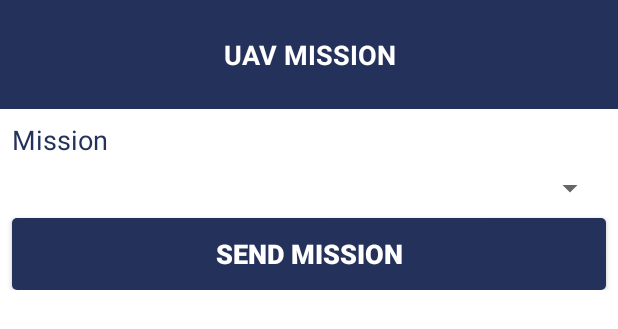
After one commit to axellageraldinc/android-gcs-gamaforce-2018, an Android app: the layout dialog_mission.xml on its own in the app's theme, with its tools: preview values and no code run, on a phone screen of 412 x 824 dp. The commit adds this screen. Shown: the top 329 px of the screen. Run offline under Robolectric (Android 15) with nearby library versions, the phone set to English and light mode, and no system bars.

Commit message:
[ADD] Dialog mission layout, array string mission in xml [ADD] Floating Action Button for mission with default visibility 'gone' [ADD] Method for send mission 1,2, and 3

```diff
--- a/app/src/main/java/gamaforce/gcs/com/gcsgamaforce2018android/contract/MainContract.java
+++ b/app/src/main/java/gamaforce/gcs/com/gcsgamaforce2018android/contract/MainContract.java
@@ -26,6 +26,8 @@ public interface MainContract {
         void showControlMode(int controlMode);
         void showArmStatus(String armStatus);
         void setTakeOffLanding(boolean isTakeOff);
+        void showMissionButton();
+        void hideMissionButton();
 
         void setDronePositionOnGoogleMaps(double latitude, double longitude, double yaw);
 
@@ -41,5 +43,6 @@ public interface MainContract {
         void setControlMode(int controlMode);
         void sendAutoTakeOff();
         void sendAutoLanding();
+        void sendMission(int mission);
     }
 }
--- /dev/null
+++ b/app/src/main/res/drawable/ic_flag_mission.xml
@@ -0,0 +1,5 @@
+<vector android:height="24dp" android:tint="#FFFFFF"
+    android:viewportHeight="24.0" android:viewportWidth="24.0"
+    android:width="24dp" xmlns:android="http://schemas.android.com/apk/res/android">
+    <path android:fillColor="#FF000000" android:pathData="M14.4,6L14,4H5v17h2v-7h5.6l0.4,2h7V6z"/>
+</vector>
--- /dev/null
+++ b/app/src/main/res/layout/dialog_mission.xml
@@ -0,0 +1,66 @@
+<?xml version="1.0" encoding="utf-8"?>
+<android.support.constraint.ConstraintLayout
+    xmlns:android="http://schemas.android.com/apk/res/android"
+    xmlns:app="http://schemas.android.com/apk/res-auto"
+    xmlns:tools="http://schemas.android.com/tools"
+    android:layout_width="match_parent"
+    android:layout_height="wrap_content">
+
+    <TextView
+        android:id="@+id/textView"
+        android:layout_width="match_parent"
+        android:layout_height="wrap_content"
+        android:background="?attr/colorPrimary"
+        android:padding="24dp"
+        android:text="UAV MISSION"
+        android:textAlignment="center"
+        android:textColor="@color/colorBackground"
+        android:textSize="18sp"
+        android:textStyle="bold"
+        app:layout_constraintEnd_toEndOf="parent"
+        app:layout_constraintStart_toStartOf="parent"
+        app:layout_constraintTop_toTopOf="parent" />
+
+    <TextView
+        android:id="@+id/textView13"
+        android:layout_width="0dp"
+        android:layout_height="wrap_content"
+        android:layout_marginStart="8dp"
+        android:layout_marginTop="8dp"
+        android:layout_marginEnd="8dp"
+        android:text="Mission"
+        android:textColor="@color/colorPrimary"
+        android:textSize="18sp"
+        app:layout_constraintEnd_toEndOf="parent"
+        app:layout_constraintStart_toStartOf="parent"
+        app:layout_constraintTop_toBottomOf="@+id/textView" />
+
+    <Spinner
+        android:id="@+id/spinnerMission"
+        android:layout_width="0dp"
+        android:layout_height="wrap_content"
+        android:layout_marginStart="8dp"
+        android:layout_marginTop="8dp"
+        android:layout_marginEnd="8dp"
+        app:layout_constraintEnd_toEndOf="parent"
+        app:layout_constraintStart_toStartOf="parent"
+        app:layout_constraintTop_toBottomOf="@+id/textView13" />
+
+    <Button
+        android:id="@+id/button_send_mission"
+        android:layout_width="match_parent"
+        android:layout_height="wrap_content"
+        android:layout_marginStart="8dp"
+        android:layout_marginTop="8dp"
+        android:layout_marginEnd="8dp"
+        android:background="@drawable/button_primary"
+        android:enabled="true"
+        android:text="SEND MISSION"
+        android:textColor="@color/colorBackground"
+        android:textSize="18sp"
+        android:textStyle="bold"
+        app:layout_constraintEnd_toEndOf="parent"
+        app:layout_constraintStart_toStartOf="parent"
+        app:layout_constraintTop_toBottomOf="@id/spinnerMission"/>
+
+</android.support.constraint.ConstraintLayout>
--- a/app/src/main/res/values/strings.xml
+++ b/app/src/main/res/values/strings.xml
@@ -30,4 +30,10 @@
         <item>MANUAL</item>
         <item>AUTO</item>
     </string-array>
+
+    <string-array name="mission_list">
+        <item>MISSION 1</item>
+        <item>MISSION 2</item>
+        <item>MISSION 3</item>
+    </string-array>
 </resources>
```
Also changed, not shown: app/src/main/java/gamaforce/gcs/com/gcsgamaforce2018android/presenter/MainPresenterImpl.java (+25 -0 lines), app/src/main/java/gamaforce/gcs/com/gcsgamaforce2018android/view/MainActivity.java (+38 -0 lines), app/src/main/res/layout/activity_main.xml (+15 -0 lines), 3 other files.
